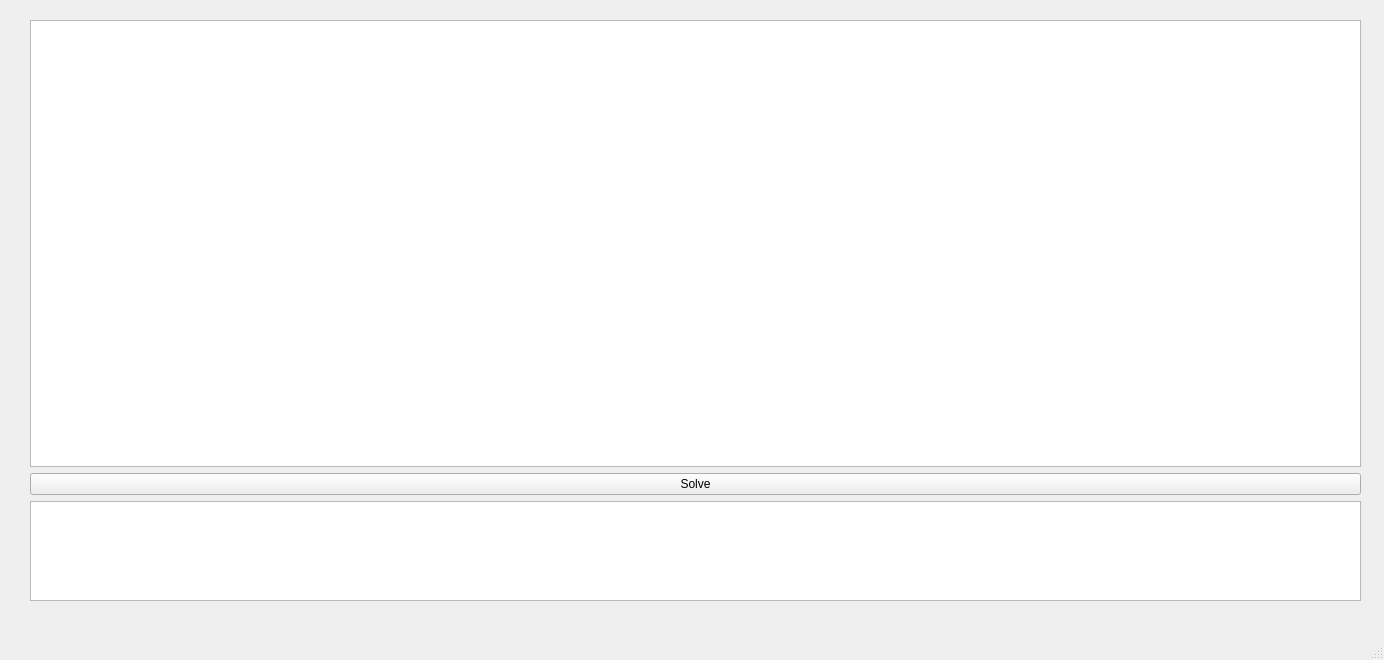
Before: the Qt Designer form pyroll/gui/mainwindow.ui in pyroll-project/pyroll-gui, drawn with Qt 5.
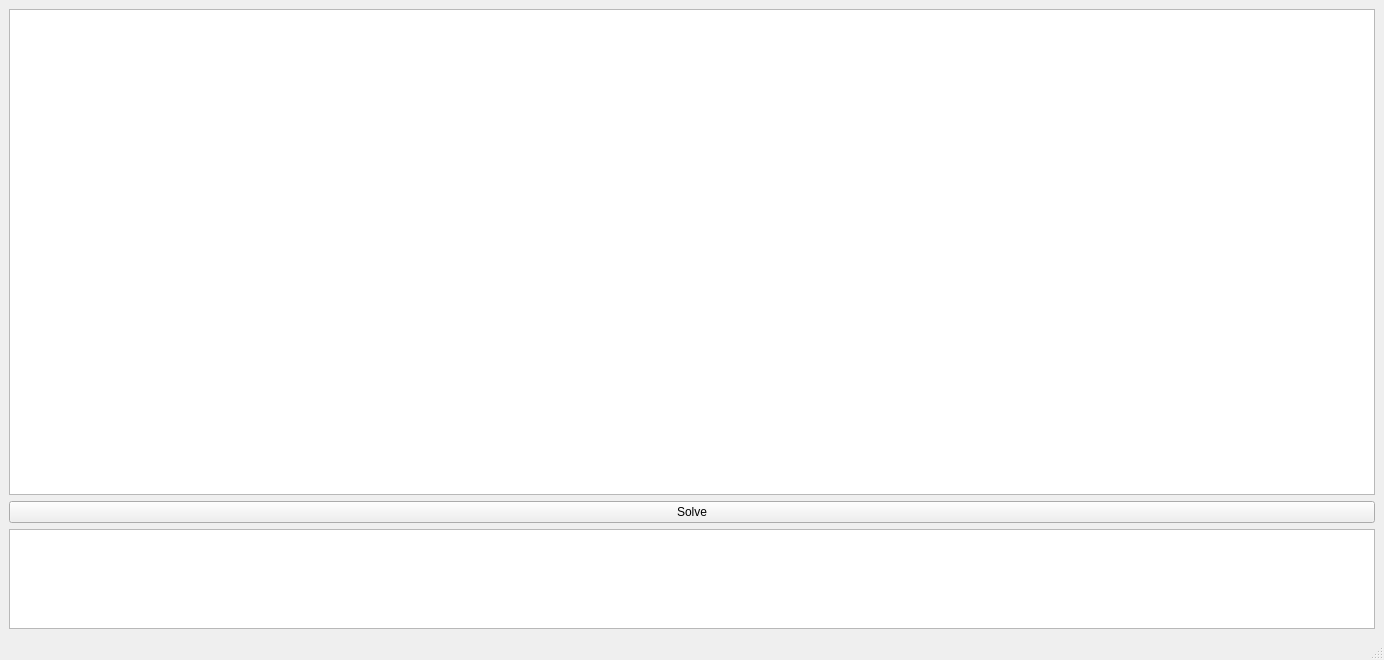
After: the same form once the commit is applied. Custom widgets are drawn as their Qt base class.

Commit message: Fix window not resizing properly.

Patch:
```diff
--- a/pyroll/gui/mainwindow.ui
+++ b/pyroll/gui/mainwindow.ui
@@ -26,15 +26,8 @@
      <verstretch>0</verstretch>
     </sizepolicy>
    </property>
-   <widget class="QWidget" name="verticalLayoutWidget">
-    <property name="geometry">
-     <rect>
-      <x>30</x>
-      <y>20</y>
-      <width>1331</width>
-      <height>581</height>
-     </rect>
-    </property>
+   <layout class="QVBoxLayout" name="verticalLayout_2">
+    <item>
     <layout class="QVBoxLayout" name="verticalLayout">
      <item>
       <widget class="RollPassTableWidget" name="rollPassTable"/>
@@ -85,7 +78,8 @@
       </widget>
      </item>
     </layout>
-   </widget>
+    </item>
+   </layout>
   </widget>
   <widget class="QMenuBar" name="menubar">
    <property name="geometry">
```
Lines whose indentation alone changed are shown as unchanged. The commit also changes 1 other file.
